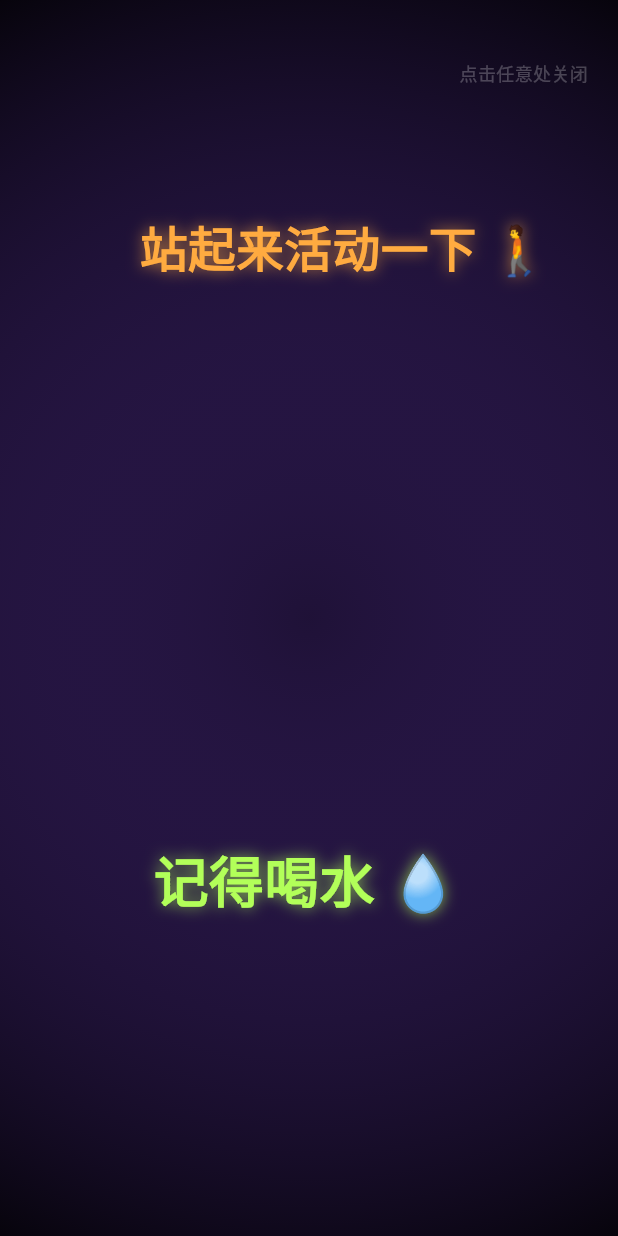
After one commit to Leos06129/randomreminder, a Flutter app: the FullScreenReminderActivity screen opened directly, on a phone screen of 412 x 824 dp. The commit adds this screen. Run offline on Flutter 3.47's test engine with Material 3 defaults, Android fonts, the phone set to English and light mode, and no system bars; our stand-ins replace flutter_local_notifications, shared_preferences, timezone; missing offline and left inert: flutter_foreground_task; accounts and stored records are empty.

Commit message:
Add files via upload

```diff
--- /dev/null
+++ b/lib/fullscreen_activity.dart
@@ -0,0 +1,167 @@
+import 'dart:math';
+import 'dart:async';
+import 'package:flutter/material.dart';
+import 'package:flutter/services.dart';
+import 'package:shared_preferences/shared_preferences.dart';
+
+// 全屏提醒 Activity（独立页面，锁屏/后台时由原生启动）
+class FullScreenReminderActivity extends StatefulWidget {
+  const FullScreenReminderActivity({super.key});
+
+  @override
+  State<FullScreenReminderActivity> createState() =>
+      _FullScreenReminderActivityState();
+}
+
+class _FullScreenReminderActivityState
+    extends State<FullScreenReminderActivity> {
+  final Random _rng = Random();
+  Timer? _autoCloseTimer;
+
+  String _line1 = '';
+  String _line2 = '';
+
+  late Color _color1;
+  late Color _color2;
+  late double _fontSize1;
+  late double _fontSize2;
+  late Alignment _align1;
+  late Alignment _align2;
+
+  final List<Color> _palette = [
+    Colors.white,
+    Colors.yellowAccent,
+    Colors.cyanAccent,
+    Colors.pinkAccent,
+    Colors.lightGreenAccent,
+    Colors.orangeAccent,
+    Colors.tealAccent,
+    Colors.purpleAccent,
+  ];
+
+  @override
+  void initState() {
+    super.initState();
+    _loadLinesAndShow();
+
+    // 5秒后自动关闭
+    _autoCloseTimer = Timer(const Duration(seconds: 5), () {
+      if (mounted) {
+        SystemChrome.setEnabledSystemUIMode(SystemUiMode.edgeToEdge);
+        SystemNavigator.pop();
+      }
+    });
+  }
+
+  Future<void> _loadLinesAndShow() async {
+    final p = await SharedPreferences.getInstance();
+    if (mounted) {
+      setState(() {
+        _line1 = p.getString('line1') ?? '记得喝水 💧';
+        _line2 = p.getString('line2') ?? '站起来活动一下 🚶';
+
+        _color1 = _palette[_rng.nextInt(_palette.length)];
+        _color2 = _palette[_rng.nextInt(_palette.length)];
+        _fontSize1 = 22 + _rng.nextDouble() * 20;
+        _fontSize2 = 22 + _rng.nextDouble() * 20;
+        _align1 = _randomAlignment();
+        _align2 = _randomAlignment();
+      });
+    }
+  }
+
+  Alignment _randomAlignment() {
+    final x = (_rng.nextDouble() * 1.6) - 0.8;
+    final y = (_rng.nextDouble() * 1.6) - 0.8;
+    return Alignment(x, y);
+  }
+
+  void _close() {
+    _autoCloseTimer?.cancel();
+    SystemChrome.setEnabledSystemUIMode(SystemUiMode.edgeToEdge);
+    SystemNavigator.pop();
+  }
+
+  @override
+  void dispose() {
+    _autoCloseTimer?.cancel();
+    super.dispose();
+  }
+
+  @override
+  Widget build(BuildContext context) {
+    // 全屏黑底
+    return Scaffold(
+      backgroundColor: Colors.black,
+      body: GestureDetector(
+        onTap: _close,
+        child: Stack(
+          children: [
+            // 背景渐变
+            Container(
+              decoration: BoxDecoration(
+                gradient: RadialGradient(
+                  center: Alignment.center,
+                  radius: 1.2,
+                  colors: [
+                    Colors.deepPurple.withOpacity(0.3),
+                    Colors.black,
+                  ],
+                ),
+              ),
+            ),
+            // 第1行文字
+            Align(
+              alignment: _align1,
+              child: Padding(
+                padding: const EdgeInsets.all(24),
+                child: Text(
+                  _line1,
+                  textAlign: TextAlign.center,
+                  style: TextStyle(
+                    color: _color1,
+                    fontSize: _fontSize1,
+                    fontWeight: FontWeight.bold,
+                    shadows: [
+                      Shadow(
+                          blurRadius: 12, color: _color1.withOpacity(0.7))
+                    ],
+                  ),
+                ),
+              ),
+            ),
+            // 第2行文字
+            Align(
+              alignment: _align2,
+              child: Padding(
+                padding: const EdgeInsets.all(24),
+                child: Text(
+                  _line2,
+                  textAlign: TextAlign.center,
+                  style: TextStyle(
+                    color: _color2,
+                    fontSize: _fontSize2,
+                    fontWeight: FontWeight.bold,
+                    shadows: [
+                      Shadow(
+                          blurRadius: 12, color: _color2.withOpacity(0.7))
+                    ],
+                  ),
+                ),
+              ),
+            ),
+            // 提示
+            const Positioned(
+              top: 40,
+              right: 20,
+              child: Text(
+                '点击任意处关闭',
+                style: TextStyle(color: Colors.white24, fontSize: 12),
+              ),
+            ),
+          ],
+        ),
+      ),
+    );
+  }
+}
```
Also changed, not shown: lib/main.dart (+47 -17 lines).
